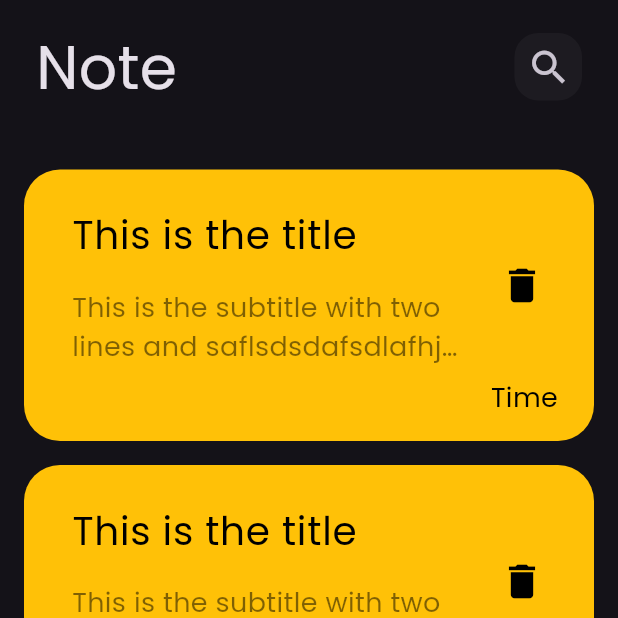
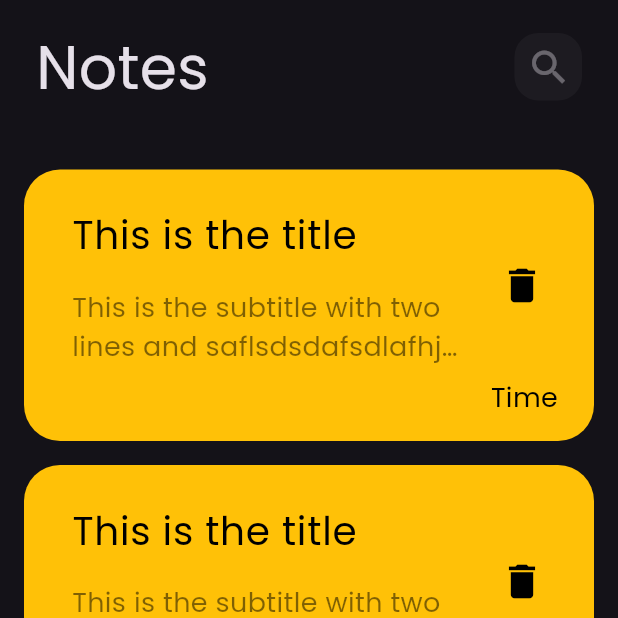
Before and after one commit to Hossam-Yaser/NotesApp, a Flutter app: the screen it shows after launch, on a phone screen of 412 x 824 dp, the top half of it. Run offline on Flutter 3.47's test engine with Material 3 defaults, Android fonts, the phone set to English and light mode, and no system bars.

```diff
--- a/lib/views/widgets/custom_appbar.dart
+++ b/lib/views/widgets/custom_appbar.dart
@@ -1,8 +1,17 @@
 import 'package:flutter/material.dart';
 import 'package:notes_app_using_hive/views/widgets/custom_search_icon.dart';
 
+// ignore: must_be_immutable
 class CustomAppbar extends StatelessWidget {
-  const CustomAppbar({super.key});
+  late String? TitleText;
+  late IconData customIcon;
+  void Function()? onPressed;
+  CustomAppbar({
+    required this.TitleText,
+    this.customIcon = Icons.search,
+    this.onPressed,
+    super.key,
+  });
 
   @override
   Widget build(BuildContext context) {
@@ -11,11 +20,11 @@ class CustomAppbar extends StatelessWidget {
       child: Row(
         children: [
           Text(
-            "Note",
+            TitleText!,
             style: TextStyle(fontSize: 40, fontWeight: FontWeight.w500),
           ),
           Spacer(),
-          CustomSearchIcon(),
+          CustomSearchIcon(customIcon: customIcon, onPressed: onPressed),
         ],
       ),
     );
--- a/lib/views/widgets/custom_search_icon.dart
+++ b/lib/views/widgets/custom_search_icon.dart
@@ -1,7 +1,10 @@
 import 'package:flutter/material.dart';
 
+// ignore: must_be_immutable
 class CustomSearchIcon extends StatelessWidget {
-  const CustomSearchIcon({super.key});
+  late IconData customIcon;
+  void Function()? onPressed;
+  CustomSearchIcon({required this.customIcon, this.onPressed, super.key});
 
   @override
   Widget build(BuildContext context) {
@@ -13,7 +16,10 @@ class CustomSearchIcon extends StatelessWidget {
         borderRadius: BorderRadius.circular(16),
       ),
       child: Center(
-        child: IconButton(onPressed: () {}, icon: Icon(Icons.search, size: 30)),
+        child: IconButton(
+          onPressed: onPressed,
+          icon: Icon(customIcon, size: 30),
+        ),
       ),
     );
   }
--- a/lib/views/widgets/notes_view_body.dart
+++ b/lib/views/widgets/notes_view_body.dart
@@ -8,7 +8,12 @@ class NotesViewBody extends StatelessWidget {
   @override
   Widget build(BuildContext context) {
     return SafeArea(
-      child: Column(children: [CustomAppbar(), Notesitemlistviewwidget()]),
+      child: Column(
+        children: [
+          CustomAppbar(TitleText: "Notes"),
+          Notesitemlistviewwidget(),
+        ],
+      ),
     );
   }
 }
```
Also changed, not shown: lib/views/edit_note_view.dart (+26 -1 lines).
